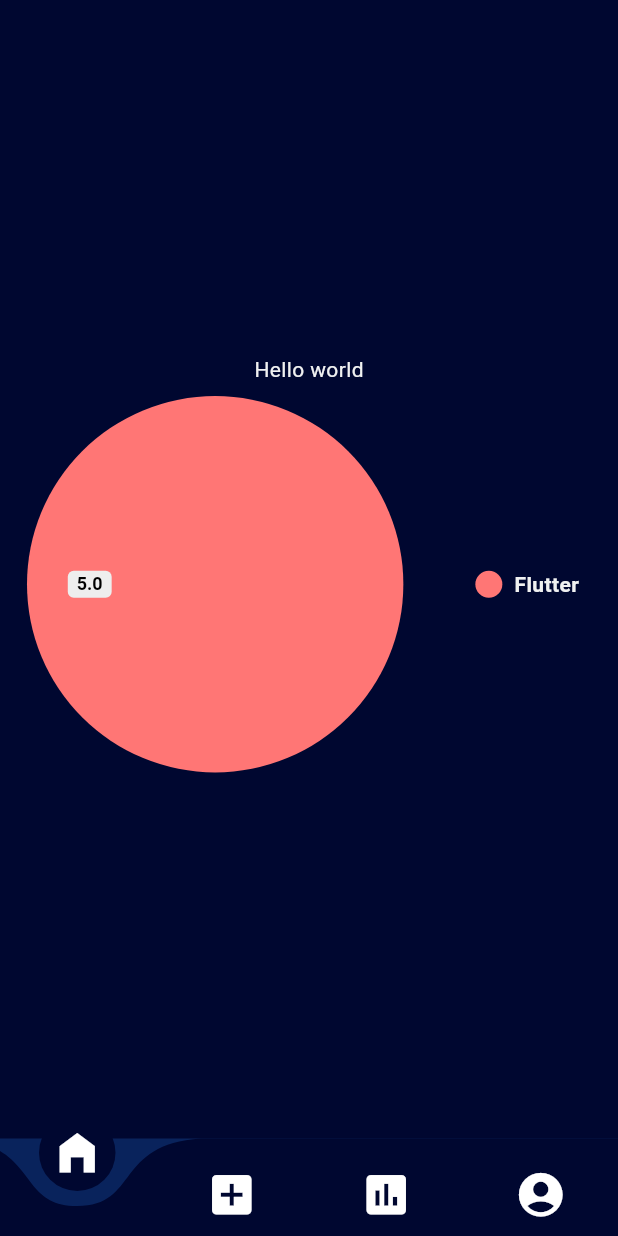
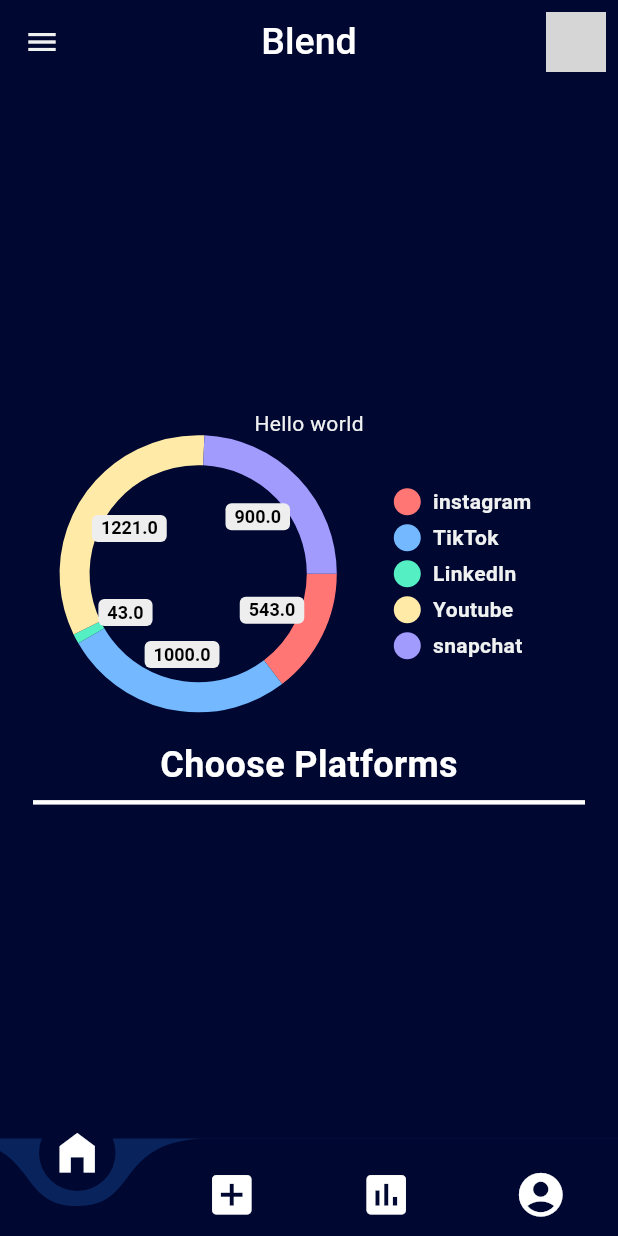
Before and after one commit to WillingDev0812/Blend, a Flutter app: the screen it shows once a user with an empty profile is signed in, swiped to page 3, on a phone screen of 412 x 824 dp. Run offline on Flutter 3.47's test engine with Material 3 defaults, Android fonts, the phone set to English and light mode, and no system bars; drawn by our look-alikes of curved_navigation_bar, pie_chart; our stand-ins replace cloud_firestore, firebase_auth, firebase_core, flex_color_scheme, google_sign_in, image_picker; missing offline and left inert: flutter_facebook_auth; accounts and stored records are empty; network calls fail; project files that could hold a hidden picture were left out; grey boxes are pictures that could not be loaded.

Commit message:
restructured analytics page code

```diff
--- a/blend/lib/pages/navPages/analytics/analytics.dart
+++ b/blend/lib/pages/navPages/analytics/analytics.dart
@@ -2,6 +2,7 @@ import 'package:flutter/material.dart';
 import 'package:provider/provider.dart';
 import 'package:blend/global_provider.dart';
 import 'package:pie_chart/pie_chart.dart';
+import 'package:blend/components/appBars/main_app_bar.dart';
 
 class AnalyticsPage extends StatefulWidget {
   @override
@@ -10,11 +11,17 @@ class AnalyticsPage extends StatefulWidget {
 
 class _AnalyticsPageState extends State<AnalyticsPage> {
   final dataMap = <String, double>{
-    "Flutter": 5,
+    "instagram": 543,
+    "TikTok": 1000,
+    "LinkedIn": 43,
+    "Youtube": 1221,
+    "snapchat": 900,
   };
   @override
   Widget build(BuildContext context) {
-    return SafeArea(
+    return Scaffold(
+      appBar: MainAppBar().build(context),
+      body: SafeArea(
         child: Center(
           child: SingleChildScrollView(
             child: Padding(
@@ -23,8 +30,33 @@ class _AnalyticsPageState extends State<AnalyticsPage> {
                 child: Column(
                   children: [
                     Text("Hello world"),
-                  PieChart(dataMap: dataMap)
+                    PieChart(
+                      dataMap: dataMap,
+                      chartType: ChartType.ring,
+                      chartRadius: MediaQuery.of(context).size.width / 2.5,
+                    ),
+                    SizedBox(
+                      height: 20,
+                    ),
+                    Title(
+                      color: Color(0xFFFFFFFF),
+                      child: Text(
+                        "Choose Platforms",
+                        style: TextStyle(
+                          fontSize: 24.0,
+                          fontWeight: FontWeight.bold,
+                          color: Color.fromARGB(255, 255, 255, 255),
+                        ),
+                      ),
+                    ),
+                    Divider(
+                      color: Color.fromARGB(255, 255, 255, 255),
+                      thickness: 3.0,
+                      indent: 12.0,
+                      endIndent: 12.0,
+                    ),
                   ],
+                ),
               ),
             ),
           ),
```
Lines whose indentation alone changed are shown as unchanged.
